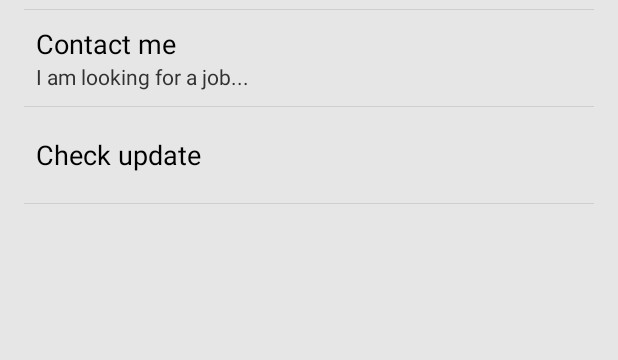
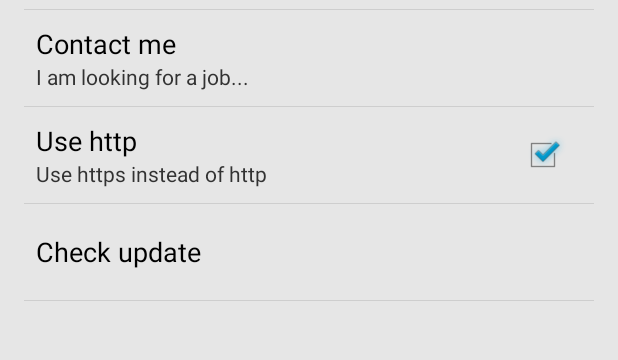
Before and after one commit to kyze8439690/v2ex-daily-android, an Android app: the fragment SettingFragment shown on its own in the app's theme, on a phone screen of 412 x 824 dp, the part 503-863 px from its top. Run offline under Robolectric (Android 15) with nearby library versions, the phone set to English and light mode, and no system bars; libraries missing offline, so code that uses them is left out: com.loopj.android; 1 statement that could not run was skipped.

Commit message:
添加HTTPS开关

```diff
--- a/app/src/main/java/com/yugy/v2ex/daily/fragment/SettingFragment.java
+++ b/app/src/main/java/com/yugy/v2ex/daily/fragment/SettingFragment.java
@@ -8,6 +8,7 @@ import android.content.Intent;
 import android.net.Uri;
 import android.os.Bundle;
 import android.preference.Preference;
+import android.preference.CheckBoxPreference;
 import android.preference.PreferenceFragment;
 import android.preference.PreferenceManager;
 
@@ -45,6 +46,7 @@ public class SettingFragment extends PreferenceFragment implements OnPreferenceC
 
     public static final String PREF_LOGIN = "pref_login";
     public static final String PREF_CONTACT = "pref_contact";
+    public static final String PREF_HTTPS = "pref_https";
     public static final String PREF_UPDATE = "pref_check_update";
     public static final String PREF_SYNC = "pref_sync";
 
@@ -76,6 +78,7 @@ public class SettingFragment extends PreferenceFragment implements OnPreferenceC
         findPreference(PREF_CONTACT).setOnPreferenceClickListener(this);
         findPreference(PREF_UPDATE).setOnPreferenceClickListener(this);
         findPreference(PREF_SYNC).setOnPreferenceClickListener(this);
+        findPreference(PREF_HTTPS).setOnPreferenceClickListener(this);
     }
 
     @Override
@@ -129,6 +132,10 @@ public class SettingFragment extends PreferenceFragment implements OnPreferenceC
             }else{
                 startActivityForResult(new Intent(getActivity(), LoginActivity.class), REQUEST_CODE_LOGIN);
             }
+            return true;
+        }else if(preference.getKey().equals(PREF_HTTPS)){
+            boolean checked = ((CheckBoxPreference)findPreference(PREF_HTTPS)).isChecked();
+            V2EX.setHttps(checked);
             return true;
         }else if(preference.getKey().equals(PREF_SYNC)){
             final ProgressDialog progressDialog = ProgressDialog.show(getActivity(), null, "Syncing...", true, true);
--- a/app/src/main/res/values/strings.xml
+++ b/app/src/main/res/values/strings.xml
@@ -24,7 +24,9 @@
     <string name="title_more">More</string>
     <string name="title_about">About V2EX Daily</string>
     <string name="title_contact">Contact me</string>
+    <string name="title_https">Use http</string>
     <string name="title_contact_summary">I am looking for a job...</string>
+    <string name="title_https_summary">Use https instead of http</string>
     <string name="title_update">Check update</string>
     <string name="title_notification">Notification Service</string>
     <string name="title_notification_action">Notification</string>
--- a/app/src/main/res/xml/settings.xml
+++ b/app/src/main/res/xml/settings.xml
@@ -35,6 +35,14 @@
             android:summary="@string/title_contact_summary"
             />
 
+        <CheckBoxPreference
+            android:defaultValue="true"
+            android:key="pref_https"
+            android:title="@string/title_https"
+            android:summary="@string/title_https_summary">
+        </CheckBoxPreference>
+
+
         <Preference
             android:key="pref_check_update"
             android:title="@string/title_update"
```
Also changed, not shown: app/src/main/java/com/yugy/v2ex/daily/sdk/V2EX.java (+9 -2 lines), 1 other file.
